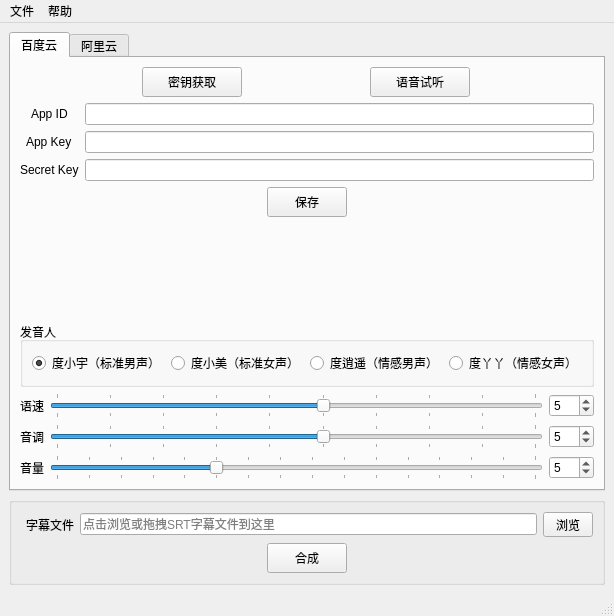
The window that static/mainwindow.ui (kizx/subtitle2audio) describes before a commit, drawn with Qt 5.
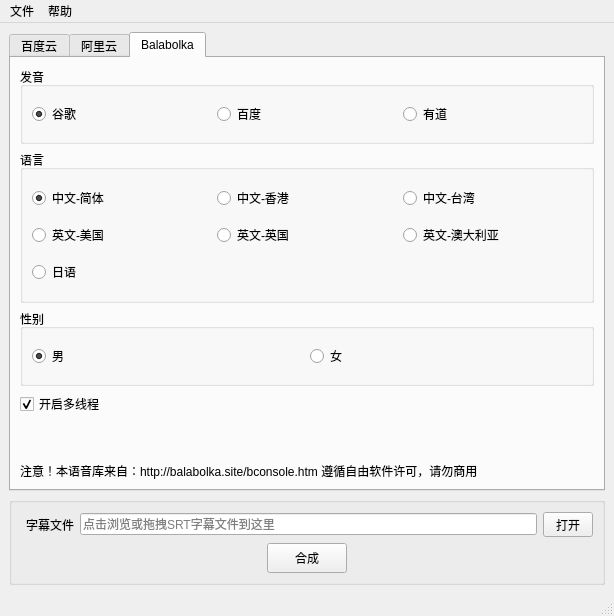
The same window after the commit. The open tabs and pages were chosen to show the change.

Commit message: 添加新的语音库

The edit to the form file:
```diff
--- a/static/mainwindow.ui
+++ b/static/mainwindow.ui
@@ -1285,6 +1285,259 @@
         </item>
        </layout>
       </widget>
+      <widget class="QWidget" name="bal">
+       <attribute name="title">
+        <string>Balabolka</string>
+       </attribute>
+       <layout class="QVBoxLayout" name="verticalLayout_7">
+        <item>
+         <widget class="QGroupBox" name="service_group">
+          <property name="sizePolicy">
+           <sizepolicy hsizetype="Preferred" vsizetype="Preferred">
+            <horstretch>0</horstretch>
+            <verstretch>1</verstretch>
+           </sizepolicy>
+          </property>
+          <property name="statusTip">
+           <string>不是所有语音都好使</string>
+          </property>
+          <property name="title">
+           <string>发音</string>
+          </property>
+          <layout class="QHBoxLayout" name="horizontalLayout_11">
+           <item>
+            <widget class="QRadioButton" name="google">
+             <property name="text">
+              <string>谷歌</string>
+             </property>
+             <property name="checked">
+              <bool>true</bool>
+             </property>
+             <property name="service" stdset="0">
+              <string>google</string>
+             </property>
+             <attribute name="buttonGroup">
+              <string notr="true">service</string>
+             </attribute>
+            </widget>
+           </item>
+           <item>
+            <widget class="QRadioButton" name="baidu_2">
+             <property name="text">
+              <string>百度</string>
+             </property>
+             <property name="service" stdset="0">
+              <string>baidu</string>
+             </property>
+             <attribute name="buttonGroup">
+              <string notr="true">service</string>
+             </attribute>
+            </widget>
+           </item>
+           <item>
+            <widget class="QRadioButton" name="youdao">
+             <property name="text">
+              <string>有道</string>
+             </property>
+             <property name="service" stdset="0">
+              <string>youdao</string>
+             </property>
+             <attribute name="buttonGroup">
+              <string notr="true">service</string>
+             </attribute>
+            </widget>
+           </item>
+          </layout>
+         </widget>
+        </item>
+        <item>
+         <widget class="QGroupBox" name="language_group">
+          <property name="sizePolicy">
+           <sizepolicy hsizetype="Preferred" vsizetype="Preferred">
+            <horstretch>0</horstretch>
+            <verstretch>2</verstretch>
+           </sizepolicy>
+          </property>
+          <property name="title">
+           <string>语言</string>
+          </property>
+          <layout class="QGridLayout" name="gridLayout_5">
+           <item row="0" column="1">
+            <widget class="QRadioButton" name="radioButton_5">
+             <property name="text">
+              <string>中文-香港</string>
+             </property>
+             <property name="language" stdset="0">
+              <string>zh-HK</string>
+             </property>
+             <attribute name="buttonGroup">
+              <string notr="true">language</string>
+             </attribute>
+            </widget>
+           </item>
+           <item row="1" column="1">
+            <widget class="QRadioButton" name="radioButton_8">
+             <property name="text">
+              <string>英文-英国</string>
+             </property>
+             <property name="language" stdset="0">
+              <string>en-GB</string>
+             </property>
+             <attribute name="buttonGroup">
+              <string notr="true">language</string>
+             </attribute>
+            </widget>
+           </item>
+           <item row="0" column="0">
+            <widget class="QRadioButton" name="znCN">
+             <property name="text">
+              <string>中文-简体</string>
+             </property>
+             <property name="checked">
+              <bool>true</bool>
+             </property>
+             <property name="language" stdset="0">
+              <string>zh-CN</string>
+             </property>
+             <attribute name="buttonGroup">
+              <string notr="true">language</string>
+             </attribute>
+            </widget>
+           </item>
+           <item row="0" column="2">
+            <widget class="QRadioButton" name="radioButton_6">
+             <property name="text">
+              <string>中文-台湾</string>
+             </property>
+             <property name="language" stdset="0">
+              <string>zh-TW</string>
+             </property>
+             <attribute name="buttonGroup">
+              <string notr="true">language</string>
+             </attribute>
+            </widget>
+           </item>
+           <item row="1" column="2">
+            <widget class="QRadioButton" name="radioButton_9">
+             <property name="text">
+              <string>英文-澳大利亚</string>
+             </property>
+             <property name="language" stdset="0">
+              <string>en-AU</string>
+             </property>
+             <attribute name="buttonGroup">
+              <string notr="true">language</string>
+             </attribute>
+            </widget>
+           </item>
+           <item row="1" column="0">
+            <widget class="QRadioButton" name="radioButton_7">
+             <property name="text">
+              <string>英文-美国</string>
+             </property>
+             <property name="language" stdset="0">
+              <string>en-US</string>
+             </property>
+             <attribute name="buttonGroup">
+              <string notr="true">language</string>
+             </attribute>
+            </widget>
+           </item>
+           <item row="2" column="0">
+            <widget class="QRadioButton" name="radioButton_10">
+             <property name="text">
+              <string>日语</string>
+             </property>
+             <property name="language" stdset="0">
+              <string>ja-JP</string>
+             </property>
+             <attribute name="buttonGroup">
+              <string notr="true">language</string>
+             </attribute>
+            </widget>
+           </item>
+          </layout>
+         </widget>
+        </item>
+        <item>
+         <widget class="QGroupBox" name="gender_group">
+          <property name="sizePolicy">
+           <sizepolicy hsizetype="Preferred" vsizetype="Preferred">
+            <horstretch>0</horstretch>
+            <verstretch>1</verstretch>
+           </sizepolicy>
+          </property>
+          <property name="statusTip">
+           <string>性别选项只对谷歌的部分语言（日语）有效</string>
+          </property>
+          <property name="title">
+           <string>性别</string>
+          </property>
+          <layout class="QHBoxLayout" name="horizontalLayout_17">
+           <item>
+            <widget class="QRadioButton" name="male">
+             <property name="toolTip">
+              <string>此选项只对部分语言有效</string>
+             </property>
+             <property name="text">
+              <string>男</string>
+             </property>
+             <property name="checked">
+              <bool>true</bool>
+             </property>
+             <attribute name="buttonGroup">
+              <string notr="true">gender</string>
+             </attribute>
+            </widget>
+           </item>
+           <item>
+            <widget class="QRadioButton" name="female">
+             <property name="toolTip">
+              <string>此选项只对部分语言有效</string>
+             </property>
+             <property name="text">
+              <string>女</string>
+             </property>
+             <attribute name="buttonGroup">
+              <string notr="true">gender</string>
+             </attribute>
+            </widget>
+           </item>
+          </layout>
+         </widget>
+        </item>
+        <item>
+         <widget class="QCheckBox" name="bal_multi">
+          <property name="text">
+           <string>开启多线程</string>
+          </property>
+          <property name="checked">
+           <bool>true</bool>
+          </property>
+         </widget>
+        </item>
+        <item>
+         <spacer name="verticalSpacer_3">
+          <property name="orientation">
+           <enum>Qt::Vertical</enum>
+          </property>
+          <property name="sizeHint" stdset="0">
+           <size>
+            <width>20</width>
+            <height>40</height>
+           </size>
+          </property>
+         </spacer>
+        </item>
+        <item>
+         <widget class="QLabel" name="label">
+          <property name="text">
+           <string>注意！本语音库来自：http://balabolka.site/bconsole.htm 遵循自由软件许可，请勿商用</string>
+          </property>
+         </widget>
+        </item>
+       </layout>
+      </widget>
      </widget>
     </item>
     <item>
@@ -1333,7 +1586,7 @@
             <string>打开一个SRT字幕文件</string>
            </property>
            <property name="text">
-            <string>浏览</string>
+            <string>打开</string>
            </property>
           </widget>
          </item>
```
Left out of the diff: 9 changed lines with no effect on the pictures. The commit also changes 13 other files.
